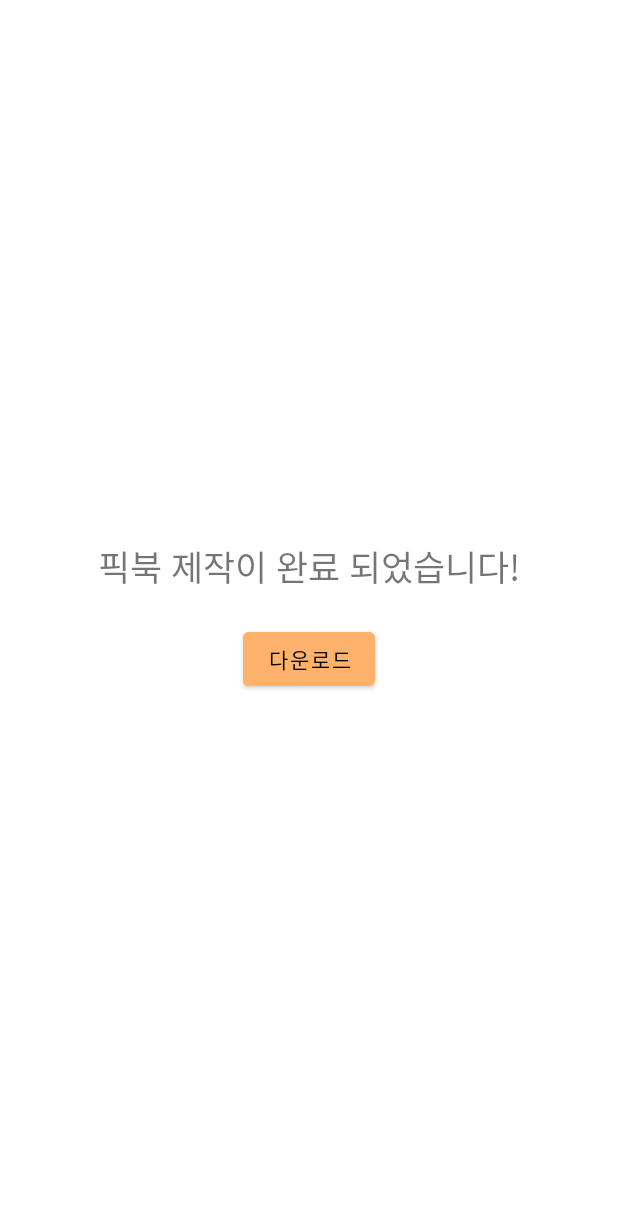
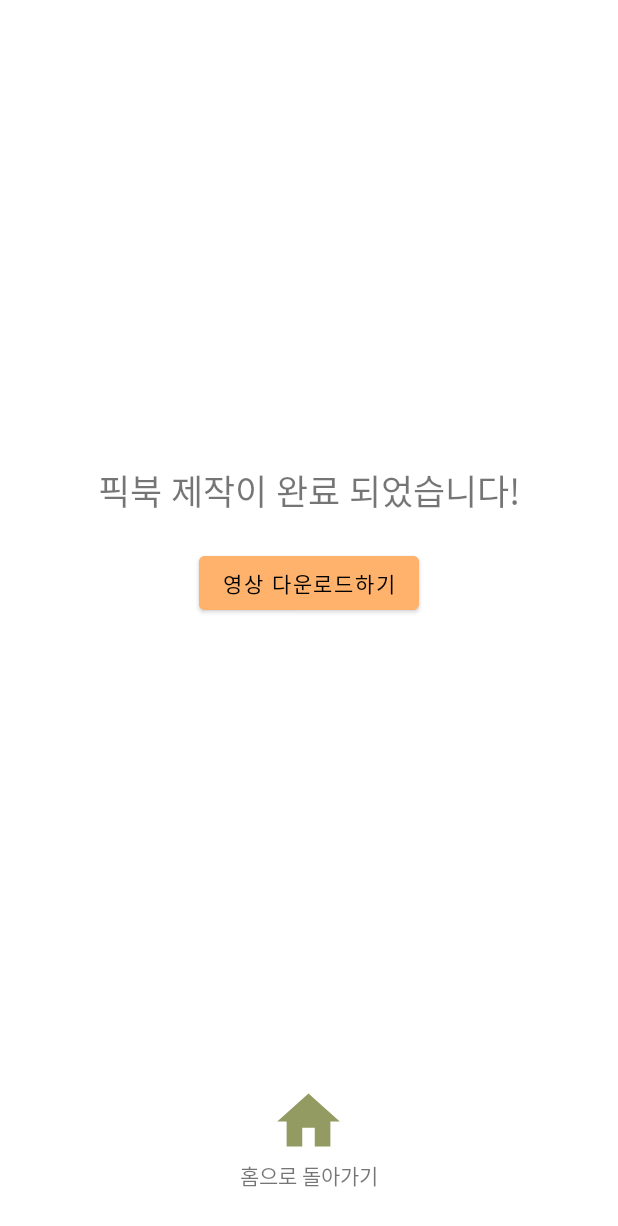
Before and after one commit to spring-2023-Corner-Hackathon/frontend, an Android app: the VideoDownloadActivity screen opened directly, with no data from a screen before it, on a phone screen of 412 x 824 dp. Shown: the top 1226 px of the screen. Run offline under Robolectric (Android 15) with nearby library versions, the phone set to English and light mode, and no system bars.

Commit message:
영상 다운로드 액티비티 수정

```diff
--- a/app/src/main/java/com/example/photobook/VideoDownloadActivity.kt
+++ b/app/src/main/java/com/example/photobook/VideoDownloadActivity.kt
@@ -19,5 +19,9 @@ class VideoDownloadActivity : AppCompatActivity() {
             startActivity(intent)
 
         }
+        binding.backToHome.setOnClickListener {
+            val intent = Intent(this, MainActivity::class.java)
+            startActivity(intent)
+        }
     }
 }
--- a/app/src/main/res/layout/activity_video_download.xml
+++ b/app/src/main/res/layout/activity_video_download.xml
@@ -9,7 +9,8 @@
 
     <LinearLayout
         android:layout_width="match_parent"
-        android:layout_height="match_parent"
+        android:layout_height="0dp"
+        android:layout_weight="1"
         android:gravity="center"
         android:orientation="vertical">
         <TextView
@@ -25,8 +26,25 @@
             android:layout_width="wrap_content"
             android:layout_height="wrap_content"
             android:layout_gravity="center"
-            android:text="다운로드"
+            android:text="영상 다운로드하기"
             android:textColor="@color/black"
             android:backgroundTint="@color/orange_200"/>
     </LinearLayout>
+    <LinearLayout
+        android:layout_marginBottom="30dp"
+        android:layout_width="match_parent"
+        android:layout_height="wrap_content"
+        android:orientation="vertical">
+        <Button
+            android:id="@+id/backToHome"
+            android:layout_gravity="center"
+            android:layout_width="50dp"
+            android:layout_height="50dp"
+            android:background="@drawable/ic_home"/>
+        <TextView
+            android:layout_gravity="center"
+            android:layout_width="wrap_content"
+            android:layout_height="wrap_content"
+            android:text="홈으로 돌아가기"/>
+    </LinearLayout>
 </LinearLayout>
--- a/app/src/main/res/values/colors.xml
+++ b/app/src/main/res/values/colors.xml
@@ -1,8 +1,8 @@
 <?xml version="1.0" encoding="utf-8"?>
 <resources>
-    <color name="purple_200">#FFBB86FC</color>
-    <color name="purple_500">#FF6200EE</color>
-    <color name="purple_700">#FF3700B3</color>
+    <color name="purple_200">#FFB26B</color>
+    <color name="purple_500">#939B62</color>
+    <color name="purple_700">#6C7348</color>
     <color name="teal_200">#FF03DAC5</color>
     <color name="teal_700">#FF018786</color>
     <color name="black">#FF000000</color>
```
